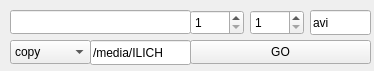
Qt form seriesManager/gui/seriesManagerMain.ui (SymbiSoft/litprojects) before a commit.
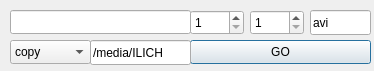
The same form after that commit. Icons and pictures are not drawn.

Patch:
```diff
--- a/seriesManager/gui/seriesManagerMain.ui
+++ b/seriesManager/gui/seriesManagerMain.ui
@@ -66,6 +66,9 @@
     <property name="text">
      <string>GO</string>
     </property>
+    <property name="default">
+     <bool>true</bool>
+    </property>
    </widget>
    <widget class="QComboBox" name="azione">
     <property name="geometry">
```
Left out of the diff: 22 changed lines with no effect on the pictures.
